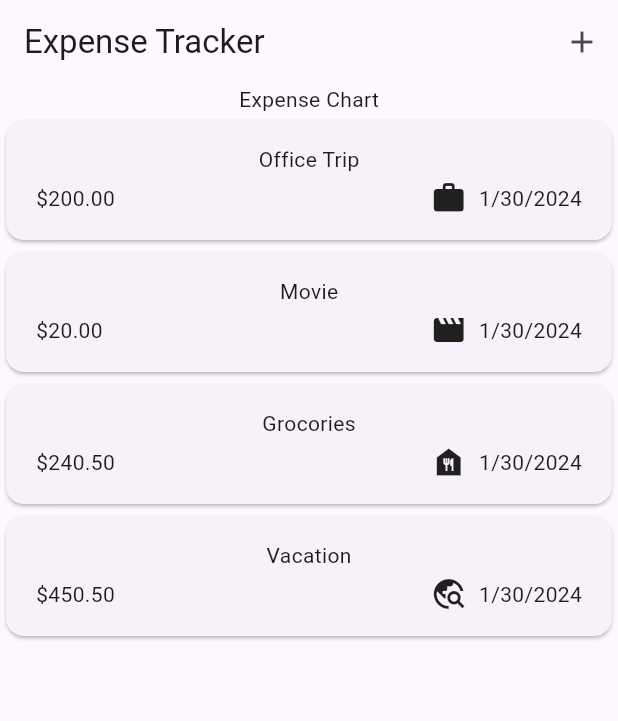
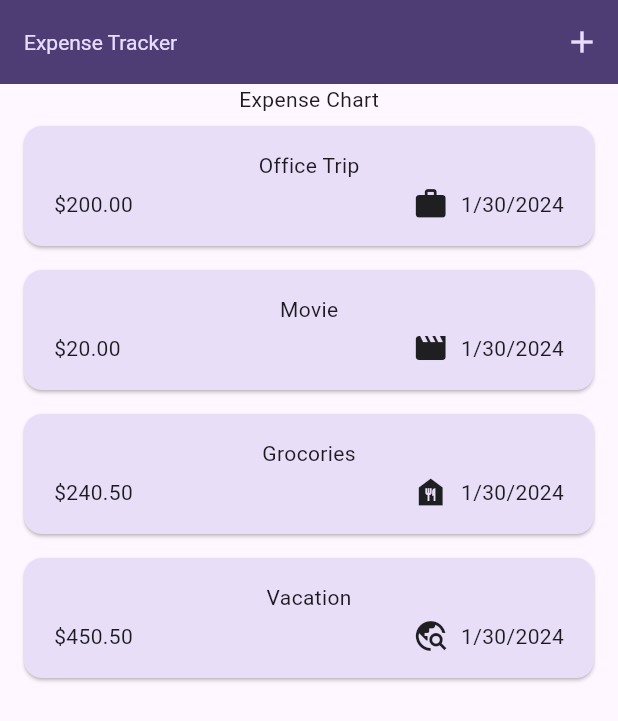
Before and after one commit to snadi043/expense_tracker, a Flutter app: the screen it shows after launch, on a phone screen of 412 x 824 dp. Shown: the top 721 px of the screen. Run offline on Flutter 3.47's test engine with Material 3 defaults, Android fonts, the phone set to English and light mode, and no system bars.

Commit message:
Applying theming concepts to the app using customized app wide theme and configuring the import widgets like Text, Card, Button and AppBar with best suitable feel and look mostly by rewritting the default formats using copyWith() method.

```diff
--- a/lib/main.dart
+++ b/lib/main.dart
@@ -1,6 +1,8 @@
 import 'package:flutter/material.dart';
 import 'package:expense_tracker/widget/expenses_home_screen.dart';
 
+var kColorScheme =
+    ColorScheme.fromSeed(seedColor: const Color.fromARGB(255, 98, 60, 180));
 void main() {
   runApp(const MyApp());
 }
@@ -9,8 +11,30 @@ class MyApp extends StatelessWidget {
   const MyApp({super.key});
   @override
   build(BuildContext context) {
-    return const MaterialApp(
-      home: Expenses(),
+    return MaterialApp(
+      theme: ThemeData().copyWith(
+        colorScheme: kColorScheme,
+        appBarTheme: const AppBarTheme().copyWith(
+          backgroundColor: kColorScheme.onPrimaryContainer,
+          foregroundColor: kColorScheme.primaryContainer,
+        ),
+        cardTheme: const CardTheme().copyWith(
+          color: kColorScheme.secondaryContainer,
+          margin: const EdgeInsets.symmetric(vertical: 8, horizontal: 16),
+        ),
+        elevatedButtonTheme: ElevatedButtonThemeData(
+          style: ElevatedButton.styleFrom(
+            backgroundColor: kColorScheme.primaryContainer,
+          ),
+        ),
+        textTheme: ThemeData().textTheme.copyWith(
+                titleLarge: TextStyle(
+              fontWeight: FontWeight.normal,
+              fontSize: 14,
+              color: kColorScheme.onSecondaryContainer,
+            )),
+      ),
+      home: const Expenses(),
     );
   }
 }
```
